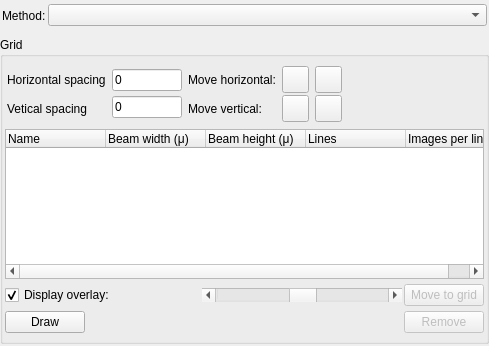
Before: the Qt Designer form Bricks/widgets/ui_files/Qt4_advanced_methods_layout.ui in mxcube/mxcubeqt, drawn with Qt 5.
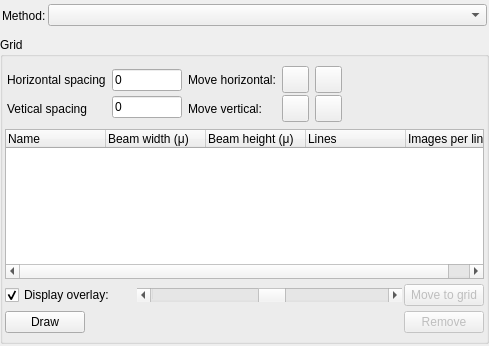
After: the same form once the commit is applied. Icons and pictures are not drawn.

Diff of the .ui file:
```diff
--- a/Bricks/widgets/ui_files/Qt4_advanced_methods_layout.ui
+++ b/Bricks/widgets/ui_files/Qt4_advanced_methods_layout.ui
@@ -461,6 +461,18 @@
             </property>
             <item>
              <widget class="QCheckBox" name="overlay_cbox">
+              <property name="sizePolicy">
+               <sizepolicy hsizetype="Preferred" vsizetype="Preferred">
+                <horstretch>0</horstretch>
+                <verstretch>0</verstretch>
+               </sizepolicy>
+              </property>
+              <property name="maximumSize">
+               <size>
+                <width>130</width>
+                <height>16777215</height>
+               </size>
+              </property>
               <property name="text">
                <string>Display overlay:</string>
               </property>
@@ -473,7 +485,7 @@
              <widget class="QScrollBar" name="overlay_alpha_progressbar">
               <property name="minimumSize">
                <size>
-                <width>200</width>
+                <width>0</width>
                 <height>0</height>
                </size>
               </property>
```
